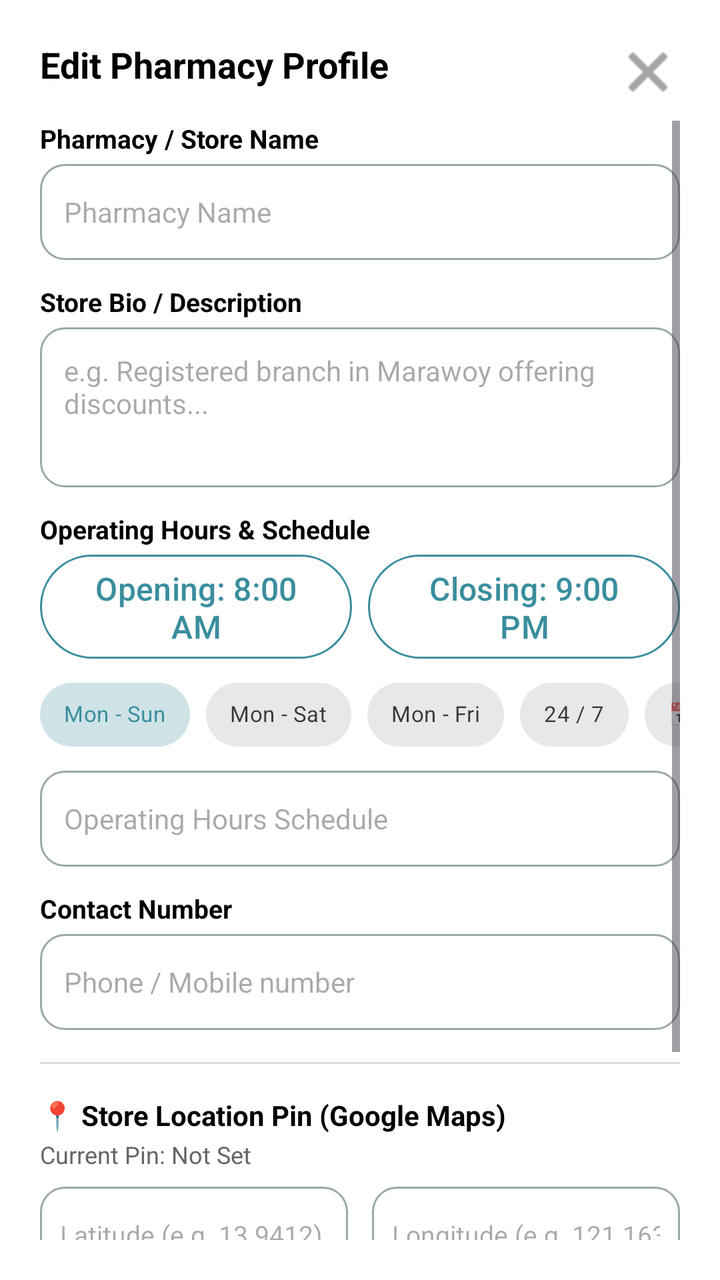
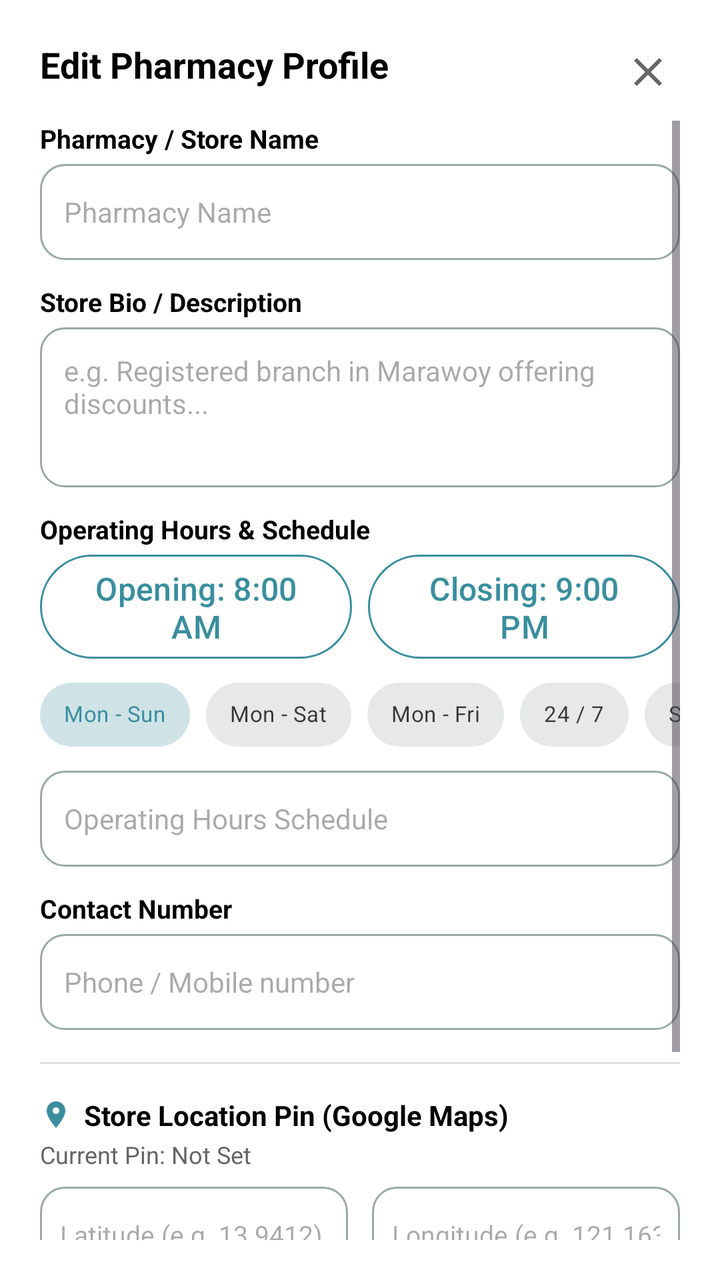

The first picture is an Android layout as it rendered before a commit; the second is the same layout after the commit. The layout source and the unified diff follow.
<!-- AndroidManifest.xml: application theme Theme.PharmaFind -->
<!-- res/layout/dialog_edit_pharmacy_profile.xml -->
<?xml version="1.0" encoding="utf-8"?>
<androidx.constraintlayout.widget.ConstraintLayout xmlns:android="http://schemas.android.com/apk/res/android"
    xmlns:app="http://schemas.android.com/apk/res-auto"
    android:layout_width="match_parent"
    android:layout_height="wrap_content"
    android:background="@color/white"
    android:padding="20dp">

    
    <TextView
        android:id="@+id/tvEditProfileTitle"
        android:layout_width="wrap_content"
        android:layout_height="wrap_content"
        android:text="Edit Pharmacy Profile"
        android:textColor="@color/black"
        android:textSize="18sp"
        android:textStyle="bold"
        app:layout_constraintStart_toStartOf="parent"
        app:layout_constraintTop_toTopOf="parent" />

    <ImageButton
        android:id="@+id/btnCloseEditProfile"
        android:layout_width="32dp"
        android:layout_height="32dp"
        android:background="?attr/selectableItemBackgroundBorderless"
        android:contentDescription="Close"
        android:src="@android:drawable/ic_menu_close_clear_cancel"
        app:tint="@color/text_gray"
        app:layout_constraintEnd_toEndOf="parent"
        app:layout_constraintTop_toTopOf="parent" />

    <ScrollView
        android:layout_width="match_parent"
        android:layout_height="wrap_content"
        android:layout_marginTop="16dp"
        app:layout_constraintTop_toBottomOf="@id/tvEditProfileTitle">

        <LinearLayout
            android:layout_width="match_parent"
            android:layout_height="wrap_content"
            android:orientation="vertical">

            
            <TextView
                android:layout_width="wrap_content"
                android:layout_height="wrap_content"
                android:text="Pharmacy / Store Name"
                android:textColor="@color/black"
                android:textSize="13sp"
                android:textStyle="bold" />

            <EditText
                android:id="@+id/etPharmacyNameEdit"
                android:layout_width="match_parent"
                android:layout_height="48dp"
                android:layout_marginTop="4dp"
                android:layout_marginBottom="12dp"
                android:background="@drawable/edittext_background"
                android:hint="Pharmacy Name"
                android:inputType="text"
                android:paddingHorizontal="12dp"
                android:textColor="@color/black"
                android:textSize="14sp" />

            
            <TextView
                android:layout_width="wrap_content"
                android:layout_height="wrap_content"
                android:text="Store Bio / Description"
                android:textColor="@color/black"
                android:textSize="13sp"
                android:textStyle="bold" />

            <EditText
                android:id="@+id/etBioEdit"
                android:layout_width="match_parent"
                android:layout_height="80dp"
                android:layout_marginTop="4dp"
                android:layout_marginBottom="12dp"
                android:background="@drawable/edittext_background"
                android:gravity="top|start"
                android:hint="e.g. Registered branch in Marawoy offering discounts..."
                android:inputType="textMultiLine"
                android:padding="12dp"
                android:textColor="@color/black"
                android:textSize="14sp" />

            
            <TextView
                android:layout_width="wrap_content"
                android:layout_height="wrap_content"
                android:text="Operating Hours &amp; Schedule"
                android:textColor="@color/black"
                android:textSize="13sp"
                android:textStyle="bold" />

            
            <LinearLayout
                android:layout_width="match_parent"
                android:layout_height="wrap_content"
                android:layout_marginTop="4dp"
                android:orientation="horizontal">

                <com.google.android.material.button.MaterialButton
                    style="@style/Widget.PharmaFind.Button.Outlined"
                    android:id="@+id/btnOpeningTime"
                    android:layout_width="0dp"
                    android:layout_marginEnd="4dp"
                    android:layout_weight="1"
                    android:text="Opening: 8:00 AM" />

                <com.google.android.material.button.MaterialButton
                    style="@style/Widget.PharmaFind.Button.Outlined"
                    android:id="@+id/btnClosingTime"
                    android:layout_width="0dp"
                    android:layout_marginStart="4dp"
                    android:layout_weight="1"
                    android:text="Closing: 9:00 PM" />

            </LinearLayout>

            
            <HorizontalScrollView
                android:layout_width="match_parent"
                android:layout_height="wrap_content"
                android:layout_marginTop="4dp"
                android:scrollbars="none">

                <com.google.android.material.chip.ChipGroup
                    android:id="@+id/chipGroupDays"
                    android:layout_width="wrap_content"
                    android:layout_height="wrap_content"
                    app:singleSelection="true"
                    app:selectionRequired="true">

                    <com.google.android.material.chip.Chip
                        android:id="@+id/chipMonSun"
                        style="@style/Widget.MaterialComponents.Chip.Choice"
                        android:layout_width="wrap_content"
                        android:layout_height="wrap_content"
                        android:checked="true"
                        android:text="Mon - Sun"
                        android:textSize="11sp" />

                    <com.google.android.material.chip.Chip
                        android:id="@+id/chipMonSat"
                        style="@style/Widget.MaterialComponents.Chip.Choice"
                        android:layout_width="wrap_content"
                        android:layout_height="wrap_content"
                        android:text="Mon - Sat"
                        android:textSize="11sp" />

                    <com.google.android.material.chip.Chip
                        android:id="@+id/chipMonFri"
                        style="@style/Widget.MaterialComponents.Chip.Choice"
                        android:layout_width="wrap_content"
                        android:layout_height="wrap_content"
                        android:text="Mon - Fri"
                        android:textSize="11sp" />

                    <com.google.android.material.chip.Chip
                        android:id="@+id/chip247"
                        style="@style/Widget.MaterialComponents.Chip.Choice"
                        android:layout_width="wrap_content"
                        android:layout_height="wrap_content"
                        android:text="24 / 7"
                        android:textSize="11sp" />

                    <com.google.android.material.chip.Chip
                        android:id="@+id/chipCustomDates"
                        style="@style/Widget.MaterialComponents.Chip.Choice"
                        android:layout_width="wrap_content"
                        android:layout_height="wrap_content"
                        android:text="📅 Select Date Range"
                        android:textSize="11sp" />

                </com.google.android.material.chip.ChipGroup>
            </HorizontalScrollView>

            <EditText
                android:id="@+id/etHoursEdit"
                android:layout_width="match_parent"
                android:layout_height="48dp"
                android:layout_marginTop="4dp"
                android:layout_marginBottom="12dp"
                android:background="@drawable/edittext_background"
                android:hint="Operating Hours Schedule"
                android:inputType="text"
                android:paddingHorizontal="12dp"
                android:textColor="@color/black"
                android:textSize="14sp" />

            
            <TextView
                android:layout_width="wrap_content"
                android:layout_height="wrap_content"
                android:text="Contact Number"
                android:textColor="@color/black"
                android:textSize="13sp"
                android:textStyle="bold" />

            <EditText
                android:id="@+id/etContactEdit"
                android:layout_width="match_parent"
                android:layout_height="48dp"
                android:layout_marginTop="4dp"
                android:layout_marginBottom="16dp"
                android:background="@drawable/edittext_background"
                android:hint="Phone / Mobile number"
                android:inputType="phone"
                android:paddingHorizontal="12dp"
                android:textColor="@color/black"
                android:textSize="14sp" />

            <View
                android:layout_width="match_parent"
                android:layout_height="1dp"
                android:layout_marginBottom="16dp"
                android:background="@color/divider_color" />

            
            <TextView
                android:layout_width="wrap_content"
                android:layout_height="wrap_content"
                android:text="📍 Store Location Pin (Google Maps)"
                android:textColor="@color/black"
                android:textSize="14sp"
                android:textStyle="bold" />

            <TextView
                android:id="@+id/tvPinCoordinates"
                android:layout_width="wrap_content"
                android:layout_height="wrap_content"
                android:layout_marginTop="2dp"
                android:text="Current Pin: Not Set"
                android:textColor="@color/text_gray"
                android:textSize="12sp" />

            <LinearLayout
                android:layout_width="match_parent"
                android:layout_height="wrap_content"
                android:layout_marginTop="8dp"
                android:orientation="horizontal">

                <EditText
                    android:id="@+id/etLatEdit"
                    android:layout_width="0dp"
                    android:layout_height="48dp"
                    android:layout_marginEnd="6dp"
                    android:layout_weight="1"
                    android:background="@drawable/edittext_background"
                    android:hint="Latitude (e.g. 13.9412)"
                    android:inputType="numberDecimal|numberSigned"
                    android:paddingHorizontal="10dp"
                    android:textColor="@color/black"
                    android:textSize="13sp" />

                <EditText
                    android:id="@+id/etLngEdit"
                    android:layout_width="0dp"
                    android:layout_height="48dp"
                    android:layout_marginStart="6dp"
                    android:layout_weight="1"
                    android:background="@drawable/edittext_background"
                    android:hint="Longitude (e.g. 121.1631)"
                    android:inputType="numberDecimal|numberSigned"
                    android:paddingHorizontal="10dp"
                    android:textColor="@color/black"
                    android:textSize="13sp" />

            </LinearLayout>

            <com.google.android.material.button.MaterialButton
                style="@style/Widget.PharmaFind.Button.Outlined"
                android:id="@+id/btnUseCurrentGPSPin"
                android:layout_width="match_parent"
                android:layout_marginTop="8dp"
                android:text="🎯 Auto-Detect My Current GPS Location Pin" />

            <com.google.android.material.button.MaterialButton
                style="@style/Widget.PharmaFind.Button.Outlined"
                android:id="@+id/btnPickPharmacyMap"
                android:layout_width="match_parent"
                android:layout_marginTop="8dp"
                android:text="🗺️ Pick Store Location Manually on Map" />

            
            <com.google.android.material.button.MaterialButton
                style="@style/Widget.PharmaFind.Button"
                android:id="@+id/btnSavePharmacyProfile"
                android:layout_width="match_parent"
                android:layout_marginTop="20dp"
                android:text="Save Profile &amp; Location Pin" />

        </LinearLayout>
    </ScrollView>

</androidx.constraintlayout.widget.ConstraintLayout>
<!-- resources referenced by this layout -->
<resources>
  <style name="Widget.PharmaFind.Button" parent="Widget.Material3.Button">
          <item name="android:layout_height">52dp</item>
          <item name="android:insetTop">0dp</item>
          <item name="android:insetBottom">0dp</item>
          <item name="cornerRadius">26dp</item>
          <item name="backgroundTint">@color/primary_teal</item>
          <item name="android:textColor">@color/white</item>
          <item name="android:textSize">16sp</item>
          <item name="android:textAllCaps">false</item>
      </style>
  <style name="Widget.PharmaFind.Button.Outlined" parent="Widget.Material3.Button.OutlinedButton">
          <item name="android:layout_height">52dp</item>
          <item name="android:insetTop">0dp</item>
          <item name="android:insetBottom">0dp</item>
          <item name="cornerRadius">26dp</item>
          <item name="strokeColor">@color/primary_teal</item>
          <item name="android:textColor">@color/primary_teal</item>
          <item name="android:textSize">16sp</item>
          <item name="android:textAllCaps">false</item>
      </style>
  <!-- unchanged entries left out for length: 19 -->
</resources>

<!-- the commit's change to res/layout/dialog_edit_pharmacy_profile.xml (unified diff, before → after) -->
@@ -24,7 +24,7 @@
         android:layout_height="32dp"
         android:background="?attr/selectableItemBackgroundBorderless"
         android:contentDescription="Close"
-        android:src="@android:drawable/ic_menu_close_clear_cancel"
+        android:src="@drawable/ic_close"
         app:tint="@color/text_gray"
         app:layout_constraintEnd_toEndOf="parent"
         app:layout_constraintTop_toTopOf="parent" />
@@ -171,7 +171,10 @@
                         style="@style/Widget.MaterialComponents.Chip.Choice"
                         android:layout_width="wrap_content"
                         android:layout_height="wrap_content"
-                        android:text="📅 Select Date Range"
+                        app:chipIcon="@drawable/ic_event"
+                        app:chipIconSize="16dp"
+                        app:chipIconTint="@color/primary_teal"
+                        android:text="Select Date Range"
                         android:textSize="11sp" />
 
                 </com.google.android.material.chip.ChipGroup>
@@ -222,7 +225,10 @@
             <TextView
                 android:layout_width="wrap_content"
                 android:layout_height="wrap_content"
-                android:text="📍 Store Location Pin (Google Maps)"
+                android:drawablePadding="6dp"
+                android:drawableStart="@drawable/ic_location_on_16"
+                android:drawableTint="@color/primary_teal"
+                android:text="Store Location Pin (Google Maps)"
                 android:textColor="@color/black"
                 android:textSize="14sp"
                 android:textStyle="bold" />
@@ -275,14 +281,16 @@
                 android:id="@+id/btnUseCurrentGPSPin"
                 android:layout_width="match_parent"
                 android:layout_marginTop="8dp"
-                android:text="🎯 Auto-Detect My Current GPS Location Pin" />
+                app:icon="@drawable/ic_my_location"
+                android:text="Auto-Detect My Current GPS Location Pin" />
 
             <com.google.android.material.button.MaterialButton
                 style="@style/Widget.PharmaFind.Button.Outlined"
                 android:id="@+id/btnPickPharmacyMap"
                 android:layout_width="match_parent"
                 android:layout_marginTop="8dp"
-                android:text="🗺️ Pick Store Location Manually on Map" />
+                app:icon="@drawable/ic_map"
+                android:text="Pick Store Location Manually on Map" />
 
             
             <com.google.android.material.button.MaterialButton
<!-- resource entries referenced after the edit -->
@@ -1,6 +1,64 @@
 <!-- resources referenced by this layout -->
 <resources>
+  <!-- drawable ic_close (drawable) -->
+  <?xml version="1.0" encoding="utf-8"?>
+  <vector xmlns:android="http://schemas.android.com/apk/res/android"
+      android:width="24dp"
+      android:height="24dp"
+      android:viewportWidth="24"
+      android:viewportHeight="24">
+      <path
+          android:fillColor="#FF000000"
+          android:pathData="M19,6.41L17.59,5 12,10.59 6.41,5 5,6.41 10.59,12 5,17.59 6.41,19 12,13.41 17.59,19 19,17.59 13.41,12z" />
+  </vector>
+  <!-- drawable ic_event (drawable) -->
+  <?xml version="1.0" encoding="utf-8"?>
+  <vector xmlns:android="http://schemas.android.com/apk/res/android"
+      android:width="24dp"
+      android:height="24dp"
+      android:viewportWidth="24"
+      android:viewportHeight="24">
+      <path
+          android:fillColor="#FF000000"
+          android:pathData="M17,12h-5v5h5v-5zM16,1v2H8V1H6v2H5c-1.11,0 -1.99,0.9 -1.99,2L3,19c0,1.1 0.89,2 2,2h14c1.1,0 2,-0.9 2,-2V5c0,-1.1 -0.9,-2 -2,-2h-1V1h-2zM19,19H5V8h14v11z" />
+  </vector>
+  <!-- drawable ic_location_on_16 (drawable) -->
+  <?xml version="1.0" encoding="utf-8"?>
+  <vector xmlns:android="http://schemas.android.com/apk/res/android"
+      android:width="16dp"
+      android:height="16dp"
+      android:viewportWidth="24"
+      android:viewportHeight="24">
+      <path
+          android:fillColor="#FF000000"
+          android:pathData="M12,2C8.13,2 5,5.13 5,9c0,5.25 7,13 7,13s7,-7.75 7,-13c0,-3.87 -3.13,-7 -7,-7zM12,11.5c-1.38,0 -2.5,-1.12 -2.5,-2.5s1.12,-2.5 2.5,-2.5 2.5,1.12 2.5,2.5 -1.12,2.5 -2.5,2.5z" />
+  </vector>
+  <!-- drawable ic_map (drawable) -->
+  <?xml version="1.0" encoding="utf-8"?>
+  <vector xmlns:android="http://schemas.android.com/apk/res/android"
+      android:width="24dp"
+      android:height="24dp"
+      android:viewportWidth="24"
+      android:viewportHeight="24">
+      <path
+          android:fillColor="#FF000000"
+          android:pathData="M20.5,3l-0.16,0.03L15,5.1 9,3 3.36,4.9c-0.21,0.07 -0.36,0.25 -0.36,0.48V20.5c0,0.28 0.22,0.5 0.5,0.5l0.16,-0.03L9,18.9l6,2.1 5.64,-1.9c0.21,-0.07 0.36,-0.25 0.36,-0.48V3.5c0,-0.28 -0.22,-0.5 -0.5,-0.5zM15,19l-6,-2.11V5l6,2.11V19z" />
+  </vector>
+  <!-- drawable ic_my_location (drawable) -->
+  <?xml version="1.0" encoding="utf-8"?>
+  <vector xmlns:android="http://schemas.android.com/apk/res/android"
+      android:width="24dp"
+      android:height="24dp"
+      android:viewportWidth="24"
+      android:viewportHeight="24">
+      <path
+          android:fillColor="#FF000000"
+          android:pathData="M12,8c-2.21,0 -4,1.79 -4,4s1.79,4 4,4 4,-1.79 4,-4 -1.79,-4 -4,-4zM20.94,11c-0.46,-4.17 -3.77,-7.48 -7.94,-7.94V1h-2v2.06C6.83,3.52 3.52,6.83 3.06,11H1v2h2.06c0.46,4.17 3.77,7.48 7.94,7.94V23h2v-2.06c4.17,-0.46 7.48,-3.77 7.94,-7.94H23v-2h-2.06zM12,19c-3.87,0 -7,-3.13 -7,-7s3.13,-7 7,-7 7,3.13 7,7 -3.13,7 -7,7z" />
+  </vector>
   <style name="Widget.PharmaFind.Button" parent="Widget.Material3.Button">
+          <item name="iconGravity">textStart</item>
+          <item name="iconSize">20dp</item>
+          <item name="iconPadding">8dp</item>
           <item name="android:layout_height">52dp</item>
           <item name="android:insetTop">0dp</item>
           <item name="android:insetBottom">0dp</item>
@@ -11,6 +69,9 @@
           <item name="android:textAllCaps">false</item>
       </style>
   <style name="Widget.PharmaFind.Button.Outlined" parent="Widget.Material3.Button.OutlinedButton">
+          <item name="iconGravity">textStart</item>
+          <item name="iconSize">20dp</item>
+          <item name="iconPadding">8dp</item>
           <item name="android:layout_height">52dp</item>
           <item name="android:insetTop">0dp</item>
           <item name="android:insetBottom">0dp</item>
